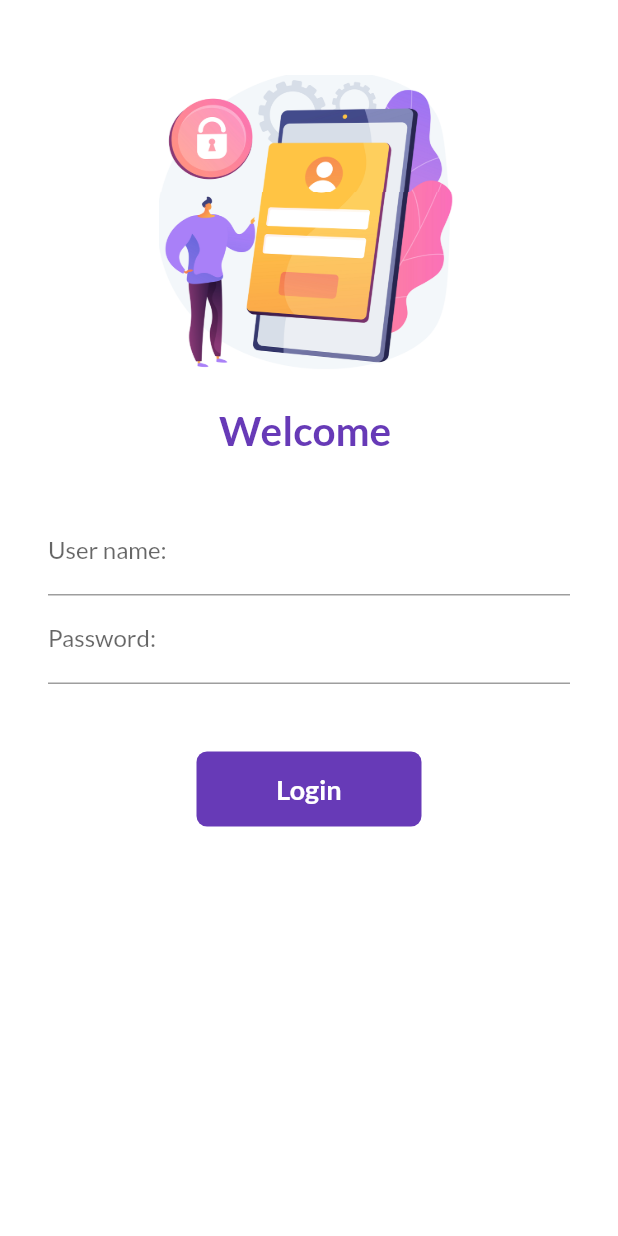
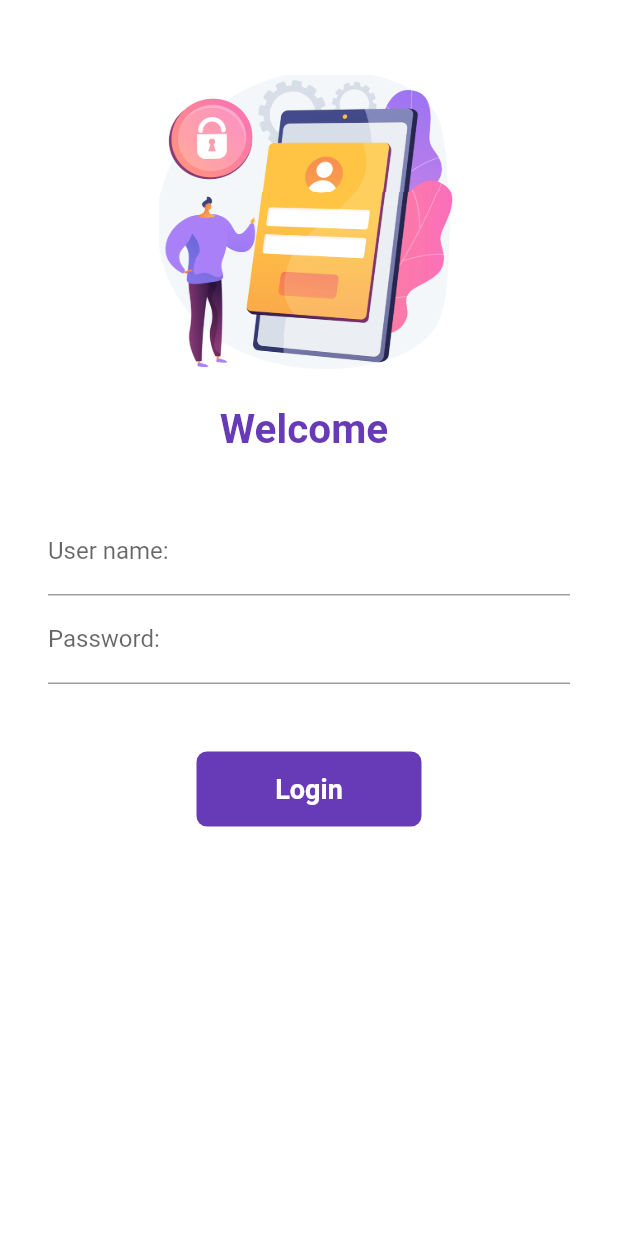
Before and after one commit to PoppyPretty/30daysofFlutter, a Flutter app: the screen it shows after launch, on a phone screen of 412 x 824 dp. Run offline on Flutter 3.47's test engine with Material 2 defaults, Android fonts, the phone set to English and light mode, and no system bars; our stand-ins replace google_fonts.

Commit message:
themes extracted

```diff
--- a/lib/main.dart
+++ b/lib/main.dart
@@ -1,8 +1,8 @@
 import 'package:flutter/material.dart';
 import 'package:poppy_catalog/screens/home_page.dart';
 import 'package:poppy_catalog/screens/login_page.dart';
-import 'package:google_fonts/google_fonts.dart';
 import 'package:poppy_catalog/utils/routes.dart';
+import 'package:poppy_catalog/widgets/themes.dart';
 
 void main() {
   runApp(const MyApp());
@@ -15,13 +15,8 @@
   Widget build(BuildContext context) {
     return MaterialApp(
       themeMode: ThemeMode.light,
-      theme: ThemeData(
-        primarySwatch: Colors.deepPurple,
-        fontFamily: GoogleFonts.lato().fontFamily,
-      ),
-      darkTheme: ThemeData(
-        brightness: Brightness.dark,
-      ),
+      theme: MyTheme.lightTheme(context),
+      darkTheme: MyTheme.darkTheme(context),
       debugShowCheckedModeBanner: false,
       initialRoute: "/",
       routes: {
--- /dev/null
+++ b/lib/widgets/themes.dart
@@ -0,0 +1,25 @@
+import 'package:flutter/material.dart';
+import 'package:google_fonts/google_fonts.dart';
+
+class MyTheme {
+  static ThemeData lightTheme(BuildContext context) => ThemeData(
+        primarySwatch: Colors.deepPurple,
+        fontFamily: GoogleFonts.lato().fontFamily,
+        textTheme: Theme.of(context).textTheme,
+        appBarTheme: const AppBarTheme(
+          color: Colors.white,
+          elevation: 0.0,
+          iconTheme: IconThemeData(color: Colors.black),
+          titleTextStyle: TextStyle(
+            color: Colors.black,
+            fontSize: 19,
+            fontWeight: FontWeight.bold,
+          ),
+        ),
+      );
+
+    static ThemeData darkTheme(BuildContext context) => ThemeData(
+        brightness: Brightness.dark,
+      );
+
+}
```
